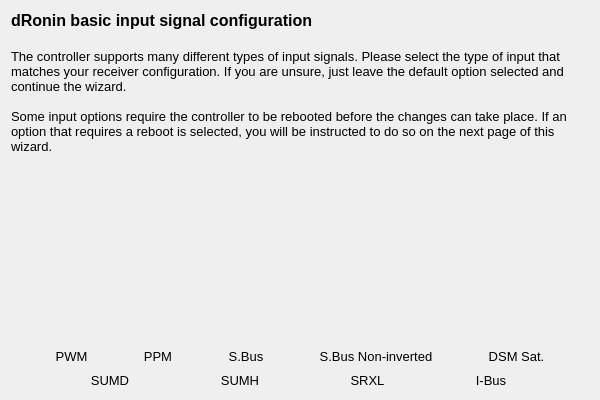
Qt form ground/gcs/src/plugins/setupwizard/pages/inputpage.ui (d-ronin/dRonin) before a commit.
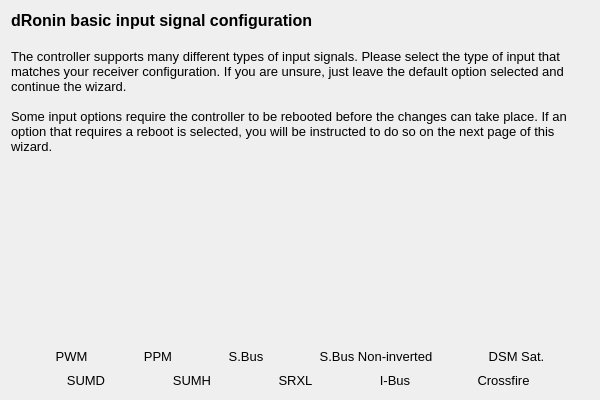
The same form after that commit. Icons and pictures are not drawn.

Commit message: Added Crossfire input option to the Vehicle Setup Wizard

Patch:
```diff
--- a/ground/gcs/src/plugins/setupwizard/pages/inputpage.ui
+++ b/ground/gcs/src/plugins/setupwizard/pages/inputpage.ui
@@ -447,6 +447,48 @@
        </property>
       </widget>
      </item>
+     <item>
+      <widget class="QToolButton" name="tbscrossfireButton">
+       <property name="font">
+        <font>
+         <pointsize>10</pointsize>
+        </font>
+       </property>
+       <property name="toolTip">
+        <string>Team BlackSheep Crossfire</string>
+       </property>
+       <property name="styleSheet">
+        <string notr="true">QToolButton { border: none }</string>
+       </property>
+       <property name="text">
+        <string>Crossfire</string>
+       </property>
+       <property name="icon">
+        <iconset resource="../wizardResources.qrc">
+         <normaloff>:/setupwizard/resources/bttn-tbscrossfire-up.png</normaloff>
+         <normalon>:/setupwizard/resources/bttn-tbscrossfire-down.png</normalon>
+         <disabledoff>:/setupwizard/resources/bttn-tbscrossfire-disabled.png</disabledoff>:/setupwizard/resources/bttn-tbscrossfire-up.png</iconset>
+       </property>
+       <property name="iconSize">
+        <size>
+         <width>100</width>
+         <height>100</height>
+        </size>
+       </property>
+       <property name="checkable">
+        <bool>true</bool>
+       </property>
+       <property name="autoExclusive">
+        <bool>true</bool>
+       </property>
+       <property name="toolButtonStyle">
+        <enum>Qt::ToolButtonTextUnderIcon</enum>
+       </property>
+       <property name="autoRaise">
+        <bool>true</bool>
+       </property>
+      </widget>
+     </item>
     </layout>
    </item>
   </layout>
```
The commit also changes 6 other files.
